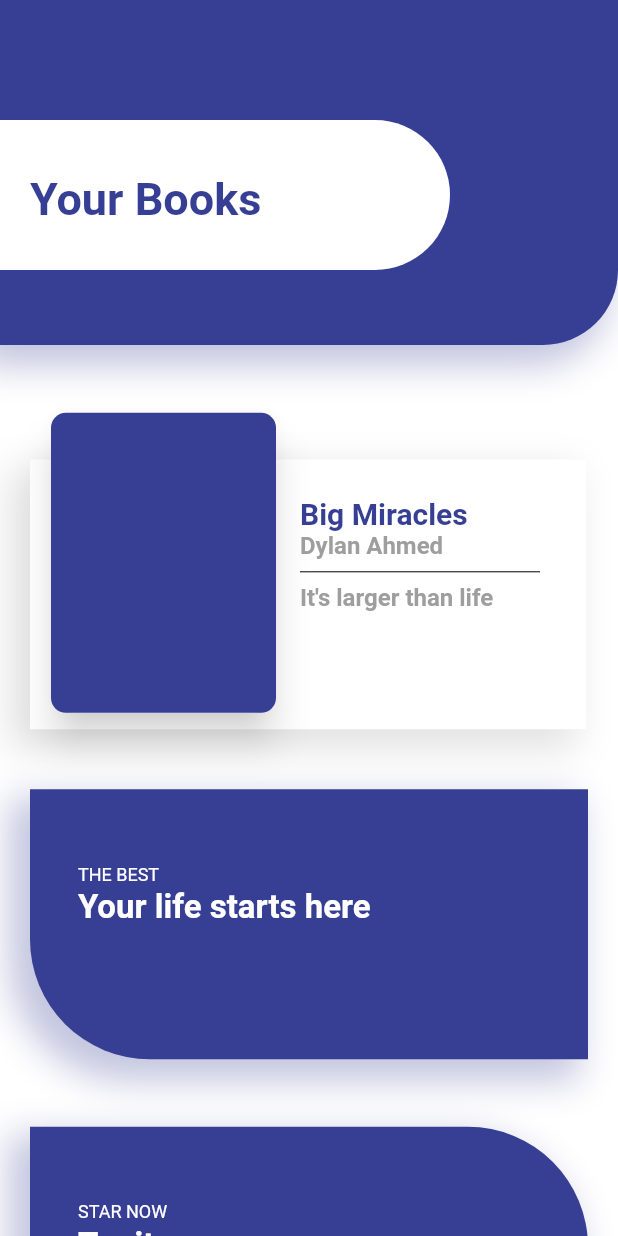
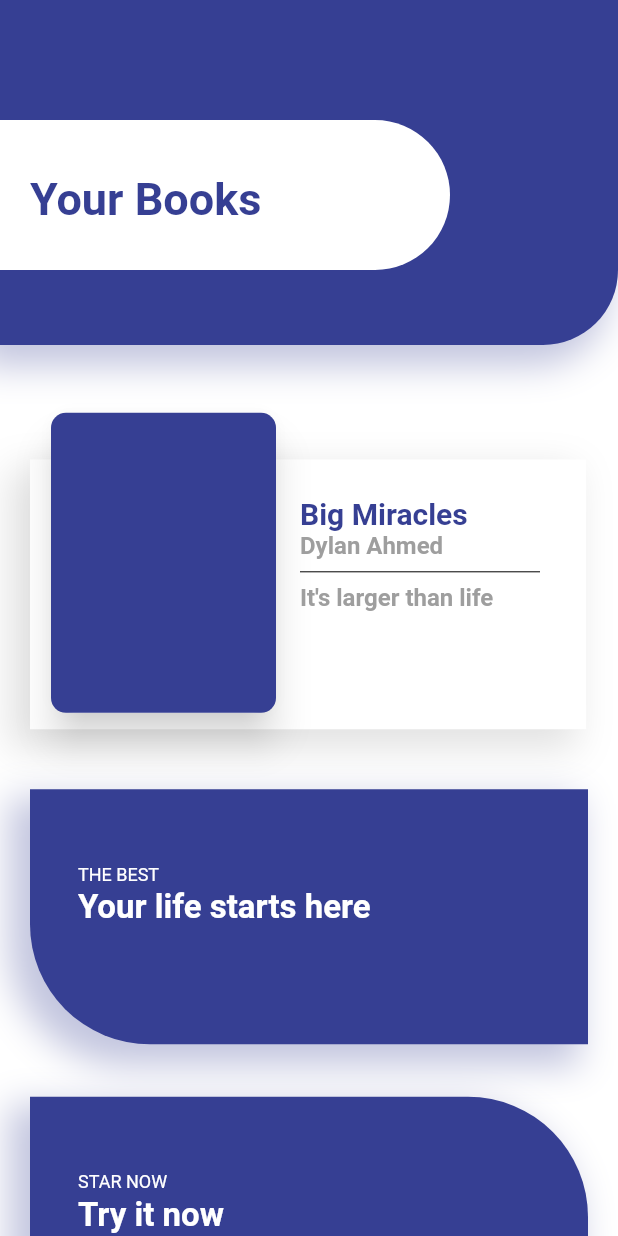
Before and after one commit to lucasoliveirasouza/card-ui, a Flutter app: the screen it shows after launch, on a phone screen of 412 x 824 dp. Run offline on Flutter 3.47's test engine with Material 2 defaults, Android fonts, the phone set to English and light mode, and no system bars.

Commit message:
Criando componentes

```diff
--- a/lib/components/card_rounded_bottom_left.dart
+++ b/lib/components/card_rounded_bottom_left.dart
@@ -8,8 +8,8 @@ class CardRoundedBottomLeft extends StatelessWidget {
   Widget build(BuildContext context) {
     return Container(
       margin: EdgeInsets.only(bottom: 10, top: 25),
-      height: 200,
-      padding: EdgeInsets.only(left: 20, right: 20, bottom: 20),
+      height: 180,
+      padding: EdgeInsets.only(left: 20, right: 20, bottom: 10),
       child: Container(
         decoration: BoxDecoration(
           color: defaultColor,
--- a/lib/components/card_rounded_top_right.dart
+++ b/lib/components/card_rounded_top_right.dart
@@ -8,7 +8,7 @@ class CardRoundedTopRight extends StatelessWidget {
   Widget build(BuildContext context) {
     return Container(
       margin: EdgeInsets.only(bottom: 10, top: 15),
-      height: 200,
+      height: 180,
       padding: EdgeInsets.only(left: 20, right: 20, bottom: 20),
       child: Container(
         decoration: BoxDecoration(
```
